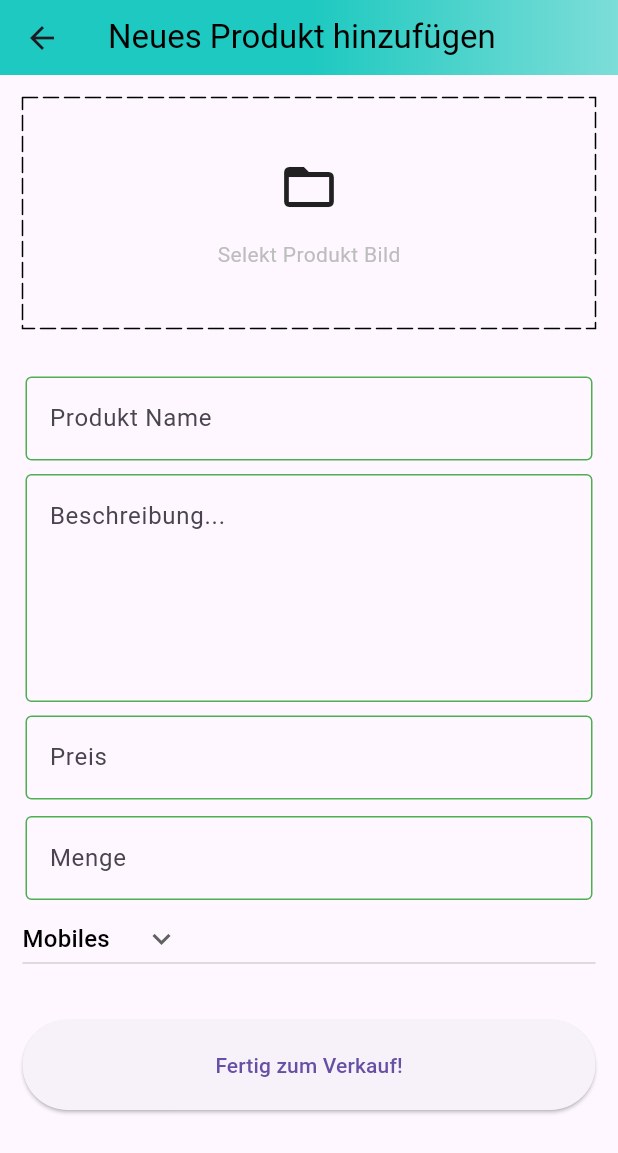
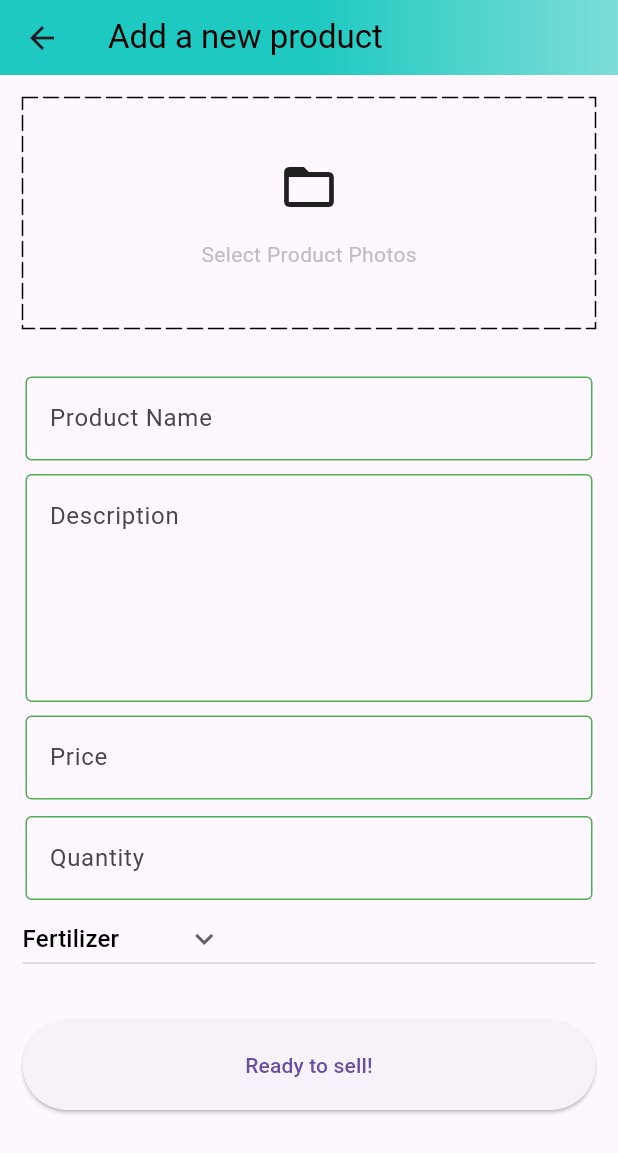
Before and after one commit to camelCase02/ts_app, a Flutter app: the AddProductScreen screen opened directly, on a phone screen of 412 x 824 dp. Shown: the top 1153 px of the screen. Run offline on Flutter 3.47's test engine with Material 3 defaults, Android fonts, the phone set to English and light mode, and no system bars; drawn by our look-alikes of dotted_border; our stand-ins replace carousel_slider, file_picker, lottie, shared_preferences; missing offline and left inert: cloudinary_public; accounts and stored records are empty.

```diff
--- a/lib/features/admin/screens/add_product_screen.dart
+++ b/lib/features/admin/screens/add_product_screen.dart
@@ -5,8 +5,8 @@ import 'package:amazon_clone/componments/customer_button.dart';
 import 'package:amazon_clone/constants/global_veriables.dart';
 import 'package:amazon_clone/constants/utilis.dart';
 import 'package:carousel_slider/carousel_slider.dart';
+import 'package:dotted_border/dotted_border.dart';
 import 'package:flutter/material.dart';
-import 'package:dotted_border/dotted_border.dart';
 
 class AddProductScreen extends StatefulWidget {
   static const String routeName = "/add-product";
@@ -21,7 +21,7 @@ class _AddProductScreenState extends State<AddProductScreen> {
   final TextEditingController descriptionController = TextEditingController();
   final TextEditingController priceController = TextEditingController();
   final TextEditingController quantityController = TextEditingController();
-List<File>images=[];
+  List<File> images = [];
   @override
   void dispose() {
     productNameController.dispose();
@@ -30,19 +30,20 @@ List<File>images=[];
     quantityController.dispose();
     super.dispose();
   }
-String catergory= "Mobiles";
-List<String> productcategories=[
-  "Mobiles",
-  "Essentials",
-  "Appliances",
-  "Books",
-  "Fashion"
+
+  String catergory = "Fertilizer";
+  List<String> productcategories = [
+    "Fertilizer",
+    "Seeds",
+    "Gears",
+    "Livestock Feed",
+    "Irrigation"
   ];
 
-void selectImages ()async{
+  void selectImages() async {
     var res = await pickImages();
     setState(() {
-    images=res;
+      images = res;
     });
   }
 
@@ -57,7 +58,7 @@ void selectImages ()async{
                     gradient: GlobalVariables.appBarGradient),
               ),
               title: const Text(
-                "Neues Produkt hinzufügen",
+                "Add a new product",
                 overflow: TextOverflow.ellipsis,
                 style: TextStyle(color: Colors.black),
               ))),
@@ -67,8 +68,8 @@ void selectImages ()async{
           child: Form(
             child: Column(
               children: [
-                images.isNotEmpty?
-                 CarouselSlider(
+                images.isNotEmpty
+                    ? CarouselSlider(
                         items: images.map((e) {
                           return Builder(
                               builder: (BuildContext context) => Image.file(
@@ -77,9 +78,10 @@ void selectImages ()async{
                                     height: 200,
                                   ));
                         }).toList(),
-        options: CarouselOptions(viewportFraction: 1, height: 200))
-                 :
-                GestureDetector(onTap: selectImages,
+                        options:
+                            CarouselOptions(viewportFraction: 1, height: 200))
+                    : GestureDetector(
+                        onTap: selectImages,
                         child: DottedBorder(
                             dashPattern: const [10, 4],
                             strokeCap: StrokeCap.round,
@@ -100,8 +102,9 @@ void selectImages ()async{
                                     height: 15,
                                   ),
                                   Text(
-                              "Selekt Produkt Bild",
-                              style: TextStyle(color: Colors.grey.shade400),
+                                    "Select Product Photos",
+                                    style:
+                                        TextStyle(color: Colors.grey.shade400),
                                   )
                                 ],
                               ),
@@ -110,31 +113,54 @@ void selectImages ()async{
                 const SizedBox(
                   height: 30,
                 ),
-                CustomTextfield(controller: productNameController, hintText: "Produkt Name"),
-                const SizedBox(
-                  height: 5,
-                ),
-                CustomTextfield(controller: descriptionController, hintText: "Beschreibung...", maxLines: 5,),
+                CustomTextfield(
+                    controller: productNameController,
+                    hintText: "Product Name"),
                 const SizedBox(
                   height: 5,
                 ),
                 CustomTextfield(
-                  controller: priceController, hintText: "Preis"),
+                  controller: descriptionController,
+                  hintText: "Description",
+                  maxLines: 5,
+                ),
+                const SizedBox(
+                  height: 5,
+                ),
+                CustomTextfield(controller: priceController, hintText: "Price"),
                 const SizedBox(
                   height: 7,
                 ),
-                CustomTextfield(controller: quantityController, hintText: "Menge"),
-                 SizedBox(width: double.infinity,child: DropdownButton(items: productcategories.map((String item) {
-                  return DropdownMenuItem(value: item,child: Text(item, style: const TextStyle(color: Colors.black, fontWeight: FontWeight.w500),),);
-
+                CustomTextfield(
+                    controller: quantityController, hintText: "Quantity"),
+                SizedBox(
+                  width: double.infinity,
+                  child: DropdownButton(
+                    items: productcategories.map((String item) {
+                      return DropdownMenuItem(
+                        value: item,
+                        child: Text(
+                          item,
+                          style: const TextStyle(
+                              color: Colors.black, fontWeight: FontWeight.w500),
+                        ),
+                      );
                     }).toList(),
-                  value: catergory, icon: const Icon(Icons.keyboard_arrow_down, ), onChanged: (String? newValue) {  setState(() {
-                    catergory=newValue!;
-                  });},),),
-                  const SizedBox(height: 30,),
-                  CustomButton(onTap: () {
-
-                  }, text: "Fertig zum Verkauf!")
+                    value: catergory,
+                    icon: const Icon(
+                      Icons.keyboard_arrow_down,
+                    ),
+                    onChanged: (String? newValue) {
+                      setState(() {
+                        catergory = newValue!;
+                      });
+                    },
+                  ),
+                ),
+                const SizedBox(
+                  height: 30,
+                ),
+                CustomButton(onTap: () {}, text: "Ready to sell!")
               ],
             ),
           ),
--- a/lib/features/admin/screens/admin_screen.dart
+++ b/lib/features/admin/screens/admin_screen.dart
@@ -36,7 +36,6 @@ class _AdminScreenState extends State<AdminScreen> {
 
   @override
   Widget build(BuildContext context) {
-    print("IN ADMIN SCREEN!!");
     return Scaffold(
       bottomNavigationBar: BottomNavigationBar(
         currentIndex: _page,
--- a/lib/features/admin/screens/posts_screen.dart
+++ b/lib/features/admin/screens/posts_screen.dart
@@ -1,4 +1,3 @@
-
 import 'package:amazon_clone/features/admin/screens/add_product_screen.dart';
 import 'package:flutter/material.dart';
 
@@ -10,20 +9,27 @@ class PostsScreen extends StatefulWidget {
 }
 
 class _PostsScreenState extends State<PostsScreen> {
+  @override
+  void initState() {
+    super.initState();
+  }
 
-  void navigateToAddProduct(){
+  void navigateToAddProduct() {
     Navigator.pushNamed(context, AddProductScreen.routeName);
   }
+
   @override
   Widget build(BuildContext context) {
-    return  Scaffold(
-      body: const Center(child: Text("Products"),),
-      floatingActionButton: FloatingActionButton(onPressed: navigateToAddProduct,
-      tooltip: "Neues Produkt hochladen",
-      child: const Icon(Icons.addchart_rounded),
-
-      ),floatingActionButtonLocation: FloatingActionButtonLocation.centerFloat,
-
-      );
+    return Scaffold(
+      body: const Center(
+        child: Text("Products"),
+      ),
+      floatingActionButton: FloatingActionButton(
+        onPressed: navigateToAddProduct,
+        tooltip: "Add a new product",
+        child: const Icon(Icons.addchart_rounded),
+      ),
+      floatingActionButtonLocation: FloatingActionButtonLocation.centerFloat,
+    );
   }
 }
--- a/lib/features/auth/services/auth_service.dart
+++ b/lib/features/auth/services/auth_service.dart
@@ -24,7 +24,6 @@ class AuthService {
     required String type,
     required String password,
   }) async {
-    print("Got it!! in createAccount in auth service");
     try {
       User user = User(
           id: "",
```
Lines whose indentation alone changed are shown as unchanged.
